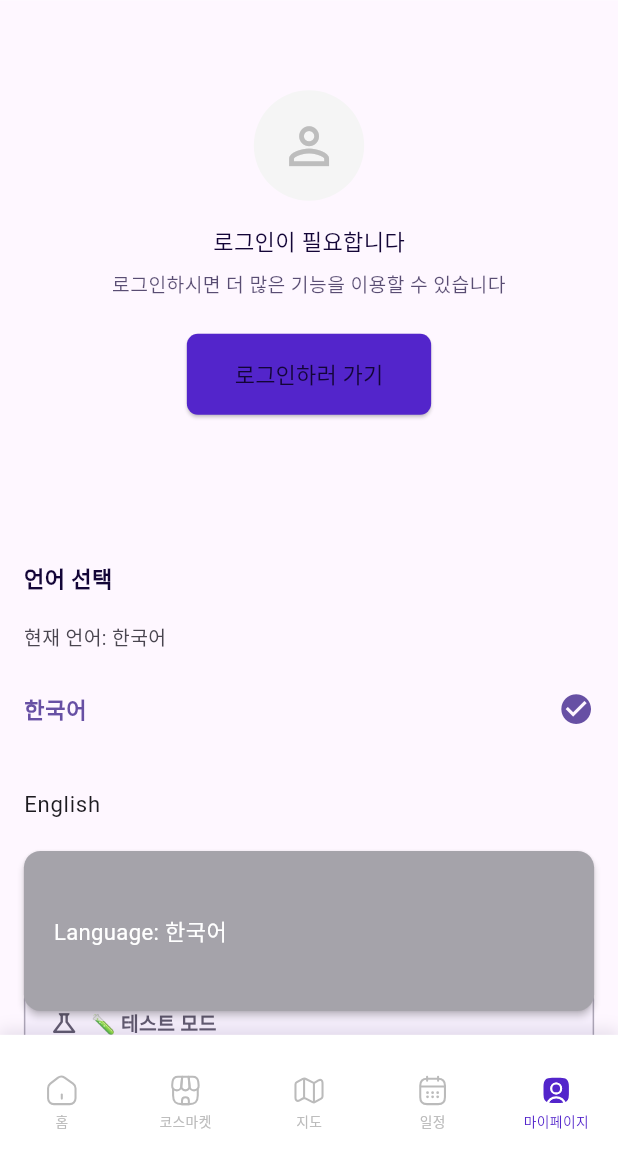
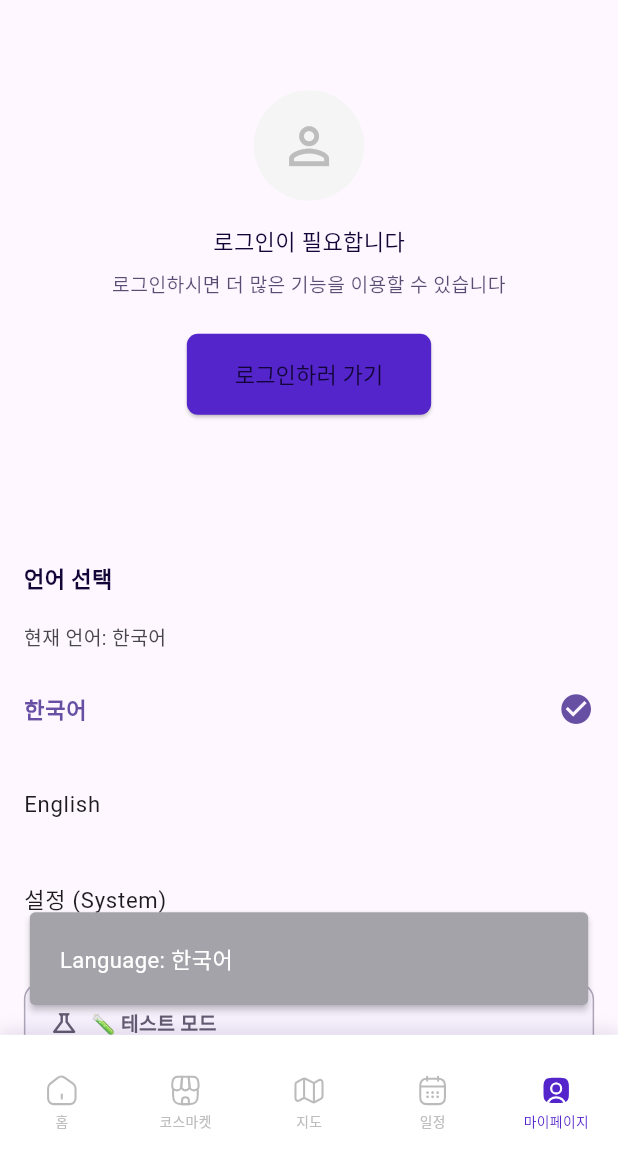
Before and after one commit to TEAM-Tripgether/tripgether-flutter, a Flutter app: the MyPageScreen screen opened by its route, after a tap on "한국어", on a phone screen of 412 x 824 dp, the part 77-1236 px from its top. Run offline on Flutter 3.47's test engine with Material 3 defaults, Android fonts, the phone set to English and light mode, and no system bars; our stand-ins replace cached_network_image, device_info_plus, dio, firebase_core, firebase_messaging, flutter_animate and 12 more; accounts and stored records are empty; generated files the repository leaves out were written again; Roboto replaces fonts that are missing (Pretendard-Medium, Pretendard-Regular, Pretendard-SemiBold); project files that could hold a hidden picture were left out.

Commit message:
20251112_#81_디자인_색상_레이아웃_1차_디자인_피드백 : refactor : SnackBar 및 Dialog UI 개선 #81
- AppSnackBar: 고정 크기 제거 및 콘텐츠 기반 자동 조정
  - SizedBox 제거하여 반응형 크기 적용
  - 마진/패딩 xl(20px)로 통일
  - borderRadius를 allLarge에서 allSmall로 변경
  - 불필요한 flutter_screenutil import 제거

- CommonDialog: 반응형 레이아웃 및 마진 확대
  - 고정 너비(340.w) 제거
  - insetPadding huge(40px) 적용으로 화면 여백 확대
  - 취소 버튼 배경색 투명도 0.2 적용 (subColor2.withValues(alpha: 0.2))
  - 콘텐츠 기반 자동 너비 조정

```diff
--- a/lib/shared/widgets/common/app_snackbar.dart
+++ b/lib/shared/widgets/common/app_snackbar.dart
@@ -1,5 +1,4 @@
 import 'package:flutter/material.dart';
-import 'package:flutter_screenutil/flutter_screenutil.dart';
 import 'package:tripgether/core/theme/app_colors.dart';
 import 'package:tripgether/core/theme/app_spacing.dart';
 import 'package:tripgether/core/theme/app_text_styles.dart';
@@ -9,8 +8,9 @@ import 'package:tripgether/core/theme/app_text_styles.dart';
 /// **디자인 스펙**:
 /// - 배경색: AppColors.grayPurple (#A5A3AA)
 /// - 텍스트: AppTextStyles.titleSemiBold16, 흰색
-/// - 크기: 376w × 64h
-/// - 패딩: 좌우 20, 상하 24
+/// - 크기: 콘텐츠 + 패딩 기반 자동 조정
+/// - 마진: 좌우/상하 20px (xl)
+/// - 패딩: 20px (xl)
 /// - 정렬: start (왼쪽 정렬)
 ///
 /// **사용 예시**:
@@ -55,14 +55,13 @@ class AppSnackBar {
         backgroundColor: backgroundColor ?? AppColors.grayPurple,
         duration: duration,
         behavior: SnackBarBehavior.floating,
-        shape: RoundedRectangleBorder(borderRadius: AppRadius.allLarge),
+        shape: RoundedRectangleBorder(borderRadius: AppRadius.allSmall),
         margin: EdgeInsets.symmetric(
-          horizontal: AppSpacing.lg,
-          vertical: AppSpacing.lg,
+          horizontal: AppSpacing.xl, // 20
+          vertical: AppSpacing.xl, // 20
         ),
-        padding: EdgeInsets.symmetric(
-          horizontal: AppSpacing.xl, // 20
-          vertical: AppSpacing.xxl, // 24
+        padding: EdgeInsets.all(
+          AppSpacing.xl, // 20
         ),
         // 크기 제약 (376w × 64h)
         // floating behavior에서는 constraints로 제어
@@ -73,10 +72,7 @@ class AppSnackBar {
 
   /// SnackBar 콘텐츠 빌드
   static Widget _buildContent(String message) {
-    return SizedBox(
-      width: 376.w,
-      height: 64.h,
-      child: Align(
+    return Align(
       alignment: Alignment.centerLeft, // start 정렬
       child: Text(
         message,
@@ -84,7 +80,6 @@ class AppSnackBar {
         textAlign: TextAlign.start,
         maxLines: 2,
         overflow: TextOverflow.ellipsis,
-        ),
       ),
     );
   }
```
Also changed, not shown: lib/shared/widgets/dialogs/common_dialog.dart (+13 -6 lines). Lines whose indentation alone changed are shown as unchanged.
